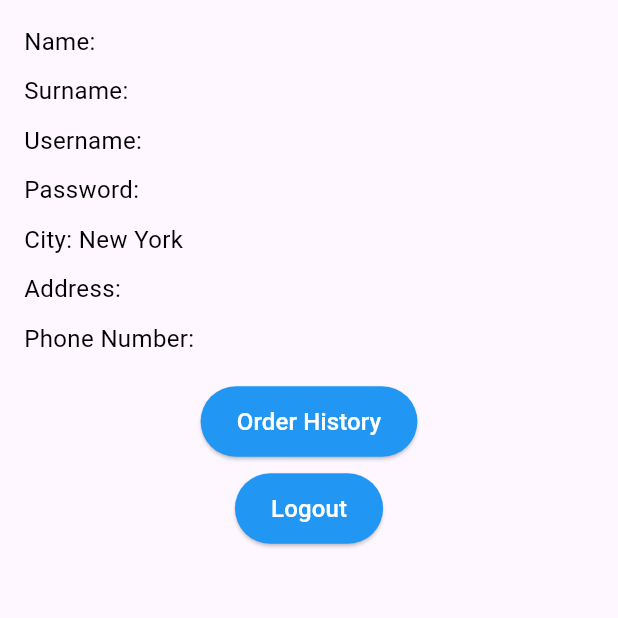
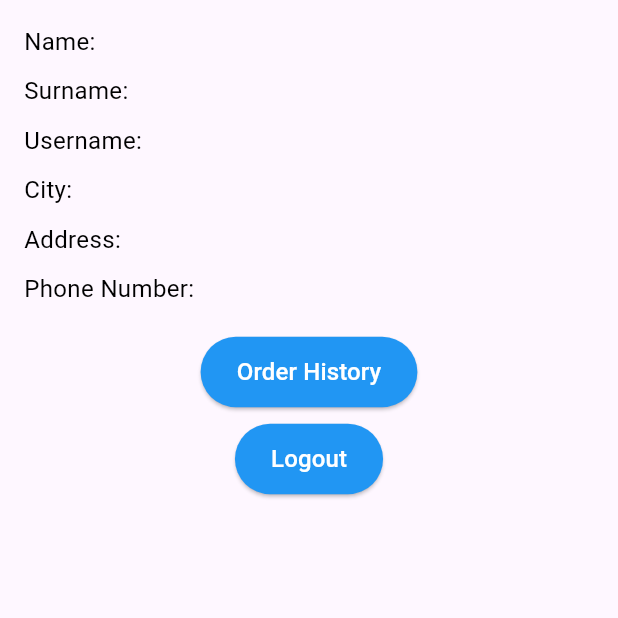
Before and after one commit to hsenol1/COMP306_Database_Project, a Flutter app: the ProfileScreen screen opened directly with empty values, on a phone screen of 412 x 824 dp, the top half of it. Run offline on Flutter 3.47's test engine with Material 3 defaults, Android fonts, the phone set to English and light mode, and no system bars.

Commit message:
fixed New York

```diff
--- a/Frontend/delivery_frontend/lib/screens/profile_screen.dart
+++ b/Frontend/delivery_frontend/lib/screens/profile_screen.dart
@@ -6,13 +6,6 @@ import 'order_history_screen.dart';
 class ProfileScreen extends StatelessWidget {
   // Mock user data
   final User user;
-  final String name = 'John';
-  final String surname = 'Doe';
-  final String username = 'john_doe';
-  final String password = 'password123';
-  final String city = 'New York';
-  final String address = '123 Main St';
-  final String phoneNumber = '123-456-7890';
   ProfileScreen({required this.user});
   @override
   Widget build(BuildContext context) {
@@ -31,10 +24,7 @@ class ProfileScreen extends StatelessWidget {
             Text('Username: ${user.username}',
                 style: TextStyle(fontSize: 16, color: Colors.black)),
             SizedBox(height: 10),
-            Text('Password: ${user.pwd}',
-                style: TextStyle(fontSize: 16, color: Colors.black)),
-            SizedBox(height: 10),
-            Text('City: $city',
+            Text('City: ${user.customerInfo.city}',
                 style: TextStyle(fontSize: 16, color: Colors.black)),
             SizedBox(height: 10),
             Text('Address: ${user.customerInfo.address}',
```
Also changed, not shown: Frontend/delivery_frontend/lib/services/network_service.dart (+0 -12 lines), 3 other files.
